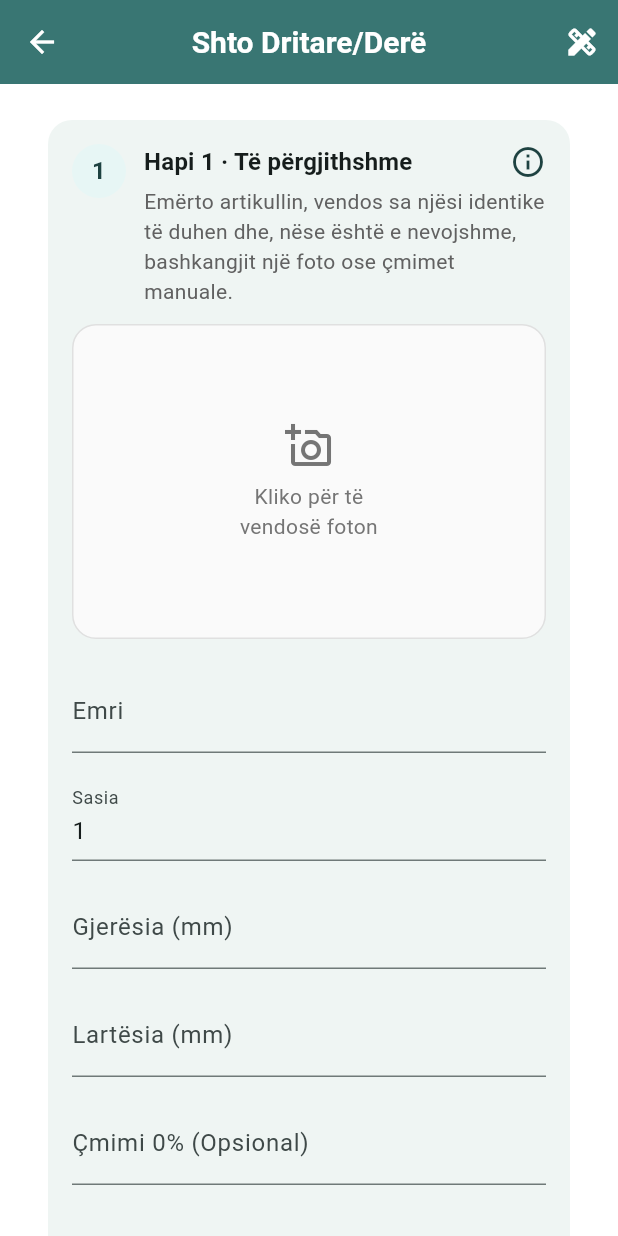
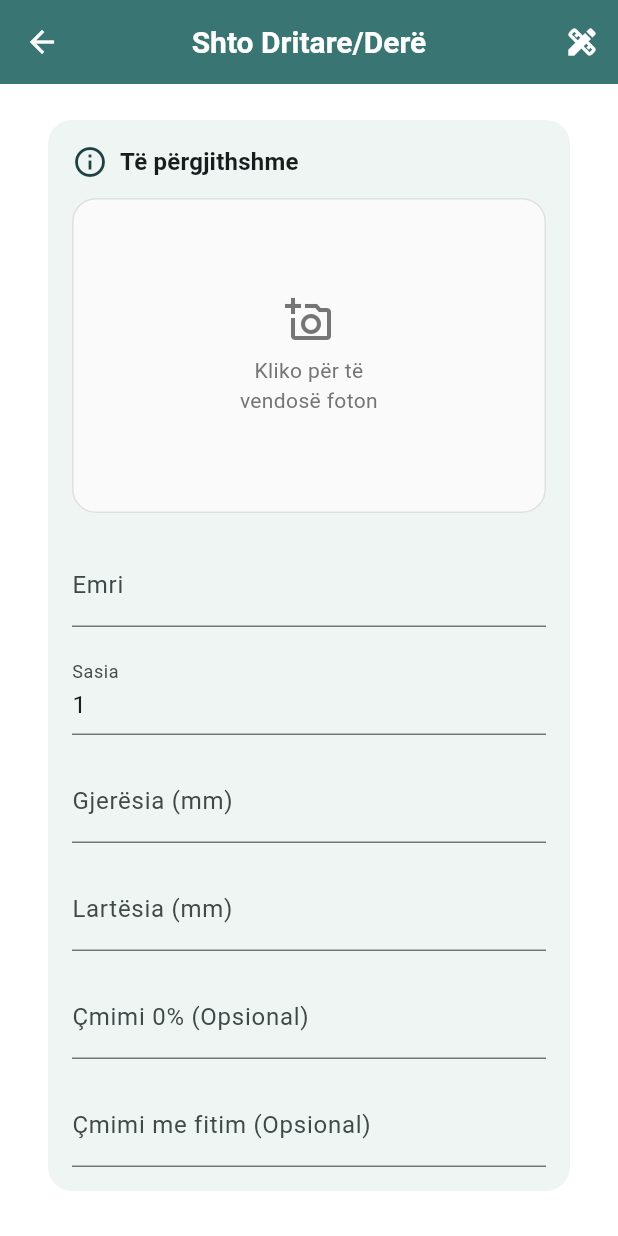
Before and after one commit to drilonkrivaqa/crystal_upvc, a Flutter app: the WindowDoorItemPage screen opened directly with empty values, on a phone screen of 412 x 824 dp. Run offline on Flutter 3.47's test engine with Material 3 defaults, Android fonts, the phone set to English and light mode, and no system bars; our stand-ins replace file_picker, flutter_animate, hive, hive_flutter, image_picker, pdf and 1 more; accounts and stored records are empty.

Commit message:
Revert "Improve window/door entry UX and add pieces support"

```diff
--- a/lib/l10n/app_localizations.dart
+++ b/lib/l10n/app_localizations.dart
@@ -182,7 +182,7 @@ class AppLocalizations {
           'Shkruaj dimensionet dhe sektorët për t\'i krijuar menjëherë',
       'bulkAddDialogTitle': 'Shto disa dritare/dyer',
       'bulkAddDialogDescription':
-          'Shkruani gjerësinë, lartësinë, seksionet vertikale, seksionet horizontale, copat dhe opsionalisht sasinë për çdo rresht (shembull: {example}).',
+          'Shkruani gjerësinë, lartësinë, sektorët vertikal dhe horizontal dhe sasinë opsionale në çdo rresht (shembull: {example}).',
       'bulkAddDialogNamePrefix': 'Prefiksi i emrit',
       'bulkAddDialogItemsLabel': 'Artikujt (nga një për rresht)',
       'bulkAddDialogInvalidLine': 'Rreshti nuk u lexua: {line}',
@@ -198,18 +198,6 @@ class AppLocalizations {
       'widthMm': 'Gjerësia (mm)',
       'heightMm': 'Lartësia (mm)',
       'quantity': 'Sasia',
-      'windowDoorStepLabel': 'Hapi {number}',
-      'windowDoorGeneralHelp':
-          'Emërto artikullin, vendos sa njësi identike të duhen dhe, nëse është e nevojshme, bashkangjit një foto ose çmimet manuale.',
-      'windowDoorLayoutHelp':
-          'Përshtat planimetrinë e dritares apo derës. Zgjidh sa seksione vertikale dhe horizontale duhen dhe shiko paraprakisht rrjetën më poshtë.',
-      'windowDoorCatalogHelp':
-          'Zgjidh profilin, xhamin dhe opsionet shtesë që oferta të ketë materialet e sakta.',
-      'windowDoorExtrasHelp':
-          'Shto ekstra, tarifa shtesë ose shënime që duhet të shfaqen në ofertë.',
-      'windowDoorPiecesLabel': 'Copa',
-      'windowDoorPiecesHelp':
-          'Sa copa do të prodhohen për këtë artikull (p.sh. gjithsej krahë ose nën-elemente).',
       'basePriceOptional': 'Çmimi 0% (Opsional)',
       'priceOptional': 'Çmimi me fitim (Opsional)',
       'verticalSections': 'Sektorë Vertikal',
@@ -416,7 +404,7 @@ class AppLocalizations {
           'Enter sizes and sections to generate items instantly',
       'bulkAddDialogTitle': 'Add multiple windows/doors',
       'bulkAddDialogDescription':
-          'Enter width, height, vertical sections, horizontal sections, pieces, and optional quantity per line (example: {example}).',
+          'Enter width, height, vertical sections, horizontal sections, and optional quantity per line (example: {example}).',
       'bulkAddDialogNamePrefix': 'Name prefix',
       'bulkAddDialogItemsLabel': 'Items (one per line)',
       'bulkAddDialogInvalidLine': 'Could not read: {line}',
@@ -432,18 +420,6 @@ class AppLocalizations {
       'widthMm': 'Width (mm)',
       'heightMm': 'Height (mm)',
       'quantity': 'Quantity',
-      'windowDoorStepLabel': 'Step {number}',
-      'windowDoorGeneralHelp':
-          'Name the item, set how many identical units you need, and optionally attach a photo or manual prices.',
-      'windowDoorLayoutHelp':
-          'Adjust the layout of the window or door. Choose how many vertical and horizontal sections you need, then review the grid preview below.',
-      'windowDoorCatalogHelp':
-          'Pick the correct profile, glass, and optional extras so the offer reflects the right materials.',
-      'windowDoorExtrasHelp':
-          'Add optional extras, surcharges, or notes that should appear in the offer.',
-      'windowDoorPiecesLabel': 'Pieces',
-      'windowDoorPiecesHelp':
-          'How many pieces will be produced for this item (for example, total sashes or sub-elements).',
       'basePriceOptional': 'Price 0% (Optional)',
       'priceOptional': 'Price with profit (Optional)',
       'verticalSections': 'Vertical Sections',
@@ -642,19 +618,6 @@ class AppLocalizations {
       'withProfit': 'Mit Gewinn',
       'totalProfit': 'Gesamtgewinn',
       'addWindowDoor': 'Fenster/Tür hinzufügen',
-      'bulkAddAction': 'Mehrere Fenster/Türen hinzufügen',
-      'bulkAddActionSubtitle':
-          'Maße und Sektionen eingeben, um Elemente sofort zu erzeugen',
-      'bulkAddDialogTitle': 'Mehrere Fenster/Türen hinzufügen',
-      'bulkAddDialogDescription':
-          'Geben Sie Breite, Höhe, vertikale Sektionen, horizontale Sektionen, Stückzahl und optional die Menge pro Zeile ein (Beispiel: {example}).',
-      'bulkAddDialogNamePrefix': 'Namenspräfix',
-      'bulkAddDialogItemsLabel': 'Elemente (je Zeile eines)',
-      'bulkAddDialogInvalidLine': 'Konnte nicht lesen: {line}',
-      'bulkAddDialogNoItems':
-          'Bitte zuerst mindestens ein gültiges Element eingeben.',
-      'bulkAddSnackSuccess': '{count} Elemente hinzugefügt.',
-      'bulkAddDialogDefaultPrefix': 'Element',
       'editWindowDoor': 'Fenster/Tür bearbeiten',
       'designWindowDoor': 'Fenster/Tür entwerfen',
       'designImageAttached': 'Designbild angehängt',
@@ -663,18 +626,6 @@ class AppLocalizations {
       'widthMm': 'Breite (mm)',
       'heightMm': 'Höhe (mm)',
       'quantity': 'Menge',
-      'windowDoorStepLabel': 'Schritt {number}',
-      'windowDoorGeneralHelp':
-          'Benennen Sie das Element, legen Sie fest, wie viele identische Einheiten Sie benötigen, und fügen Sie bei Bedarf ein Foto oder manuelle Preise hinzu.',
-      'windowDoorLayoutHelp':
-          'Passen Sie das Layout des Fensters oder der Tür an. Wählen Sie, wie viele vertikale und horizontale Felder benötigt werden, und prüfen Sie anschließend die Rastervorschau.',
-      'windowDoorCatalogHelp':
-          'Wählen Sie das passende Profil, Glas und optionale Extras, damit das Angebot die richtigen Materialien enthält.',
-      'windowDoorExtrasHelp':
-          'Fügen Sie optionale Extras, Zuschläge oder Notizen hinzu, die im Angebot erscheinen sollen.',
-      'windowDoorPiecesLabel': 'Stücke',
-      'windowDoorPiecesHelp':
-          'Wie viele Stücke für dieses Element gefertigt werden (z. B. gesamte Flügel oder Unterelemente).',
       'basePriceOptional': 'Preis 0% (Optional)',
       'priceOptional': 'Preis mit Gewinn (Optional)',
       'verticalSections': 'Vertikale Sektoren',
@@ -876,19 +827,6 @@ class AppLocalizations {
       'totalWithoutProfit': 'Total sans bénéfice (0 %)',
       'withProfit': 'Avec bénéfice',
       'totalProfit': 'Bénéfice total',
-      'bulkAddAction': 'Ajouter plusieurs fenêtres/portes',
-      'bulkAddActionSubtitle':
-          'Saisissez les dimensions et sections pour créer instantanément des éléments',
-      'bulkAddDialogTitle': 'Ajouter plusieurs fenêtres/portes',
-      'bulkAddDialogDescription':
-          'Saisissez largeur, hauteur, sections verticales, sections horizontales, pièces et, en option, la quantité par ligne (exemple : {example}).',
-      'bulkAddDialogNamePrefix': 'Préfixe du nom',
-      'bulkAddDialogItemsLabel': 'Éléments (un par ligne)',
-      'bulkAddDialogInvalidLine': 'Lecture impossible : {line}',
-      'bulkAddDialogNoItems':
-          'Veuillez saisir au moins un élément valide.',
-      'bulkAddSnackSuccess': '{count} éléments ajoutés.',
-      'bulkAddDialogDefaultPrefix': 'Élément',
       'addWindowDoor': 'Ajouter Fenêtre/Porte',
       'editWindowDoor': 'Modifier Fenêtre/Porte',
       'designWindowDoor': 'Concevoir fenêtre/porte',
@@ -898,18 +836,6 @@ class AppLocalizations {
       'widthMm': 'Largeur (mm)',
       'heightMm': 'Hauteur (mm)',
       'quantity': 'Quantité',
-      'windowDoorStepLabel': 'Étape {number}',
-      'windowDoorGeneralHelp':
-          'Nommez l’élément, indiquez combien d’unités identiques vous souhaitez et ajoutez au besoin une photo ou des prix manuels.',
-      'windowDoorLayoutHelp':
-          'Ajustez la disposition de la fenêtre ou de la porte. Choisissez le nombre de sections verticales et horizontales, puis vérifiez l’aperçu de la grille ci-dessous.',
-      'windowDoorCatalogHelp':
-          'Sélectionnez le profil, le vitrage et les options nécessaires pour que l’offre reflète les bons matériaux.',
-      'windowDoorExtrasHelp':
-          'Ajoutez des options, suppléments ou notes à faire apparaître dans l’offre.',
-      'windowDoorPiecesLabel': 'Pièces',
-      'windowDoorPiecesHelp':
-          'Nombre de pièces à produire pour cet élément (par exemple total des ouvrants ou sous-éléments).',
       'basePriceOptional': 'Prix 0 % (Optionnel)',
       'priceOptional': 'Prix avec profit (Optionnel)',
       'verticalSections': 'Sections verticales',
@@ -1116,7 +1042,7 @@ class AppLocalizations {
           'Inserisci dimensioni e settori per generarli subito',
       'bulkAddDialogTitle': 'Aggiungi più finestre/porte',
       'bulkAddDialogDescription':
-          'Inserisci larghezza, altezza, settori verticali, settori orizzontali, pezzi e opzionalmente la quantità per riga (esempio: {example}).',
+          'Inserisci larghezza, altezza, settori verticali, settori orizzontali e quantità opzionale per riga (esempio: {example}).',
       'bulkAddDialogNamePrefix': 'Prefisso del nome',
       'bulkAddDialogItemsLabel': 'Elementi (uno per riga)',
       'bulkAddDialogInvalidLine': 'Impossibile leggere: {line}',
@@ -1131,18 +1057,6 @@ class AppLocalizations {
       'widthMm': 'Larghezza (mm)',
       'heightMm': 'Altezza (mm)',
       'quantity': 'Quantità',
-      'windowDoorStepLabel': 'Fase {number}',
-      'windowDoorGeneralHelp':
-          'Assegna un nome all’elemento, indica quante unità identiche servono e, se necessario, allega una foto o prezzi manuali.',
-      'windowDoorLayoutHelp':
-          'Configura il layout della finestra o della porta. Scegli quante sezioni verticali e orizzontali servono e controlla l’anteprima della griglia in basso.',
-      'windowDoorCatalogHelp':
-          'Seleziona il profilo, il vetro e gli extra opzionali corretti così che l’offerta riporti i materiali giusti.',
-      'windowDoorExtrasHelp':
-          'Aggiungi eventuali extra, sovrapprezzi o note da mostrare nell’offerta.',
-      'windowDoorPiecesLabel': 'Pezzi',
-      'windowDoorPiecesHelp':
-          'Quanti pezzi verranno prodotti per questo elemento (ad esempio telai o sotto-elementi totali).',
       'basePriceOptional': 'Prezzo 0% (Opzionale)',
       'priceOptional': 'Prezzo con profitto (Opzionale)',
       'verticalSections': 'Sezioni verticali',
@@ -1410,14 +1324,6 @@ class AppLocalizations {
   String get widthMm => _t('widthMm');
   String get heightMm => _t('heightMm');
   String get quantity => _t('quantity');
-  String windowDoorStepLabel(int number) =>
-      _t('windowDoorStepLabel').replaceAll('{number}', '$number');
-  String get windowDoorGeneralHelp => _t('windowDoorGeneralHelp');
-  String get windowDoorLayoutHelp => _t('windowDoorLayoutHelp');
-  String get windowDoorCatalogHelp => _t('windowDoorCatalogHelp');
-  String get windowDoorExtrasHelp => _t('windowDoorExtrasHelp');
-  String get windowDoorPiecesLabel => _t('windowDoorPiecesLabel');
-  String get windowDoorPiecesHelp => _t('windowDoorPiecesHelp');
   String get basePriceOptional => _t('basePriceOptional');
   String get priceOptional => _t('priceOptional');
   String get verticalSections => _t('verticalSections');
--- a/lib/models.dart
+++ b/lib/models.dart
@@ -207,8 +207,6 @@ class WindowDoorItem extends HiveObject {
   int height; // in mm
   @HiveField(3)
   int quantity;
-  @HiveField(30)
-  int pieces;
   @HiveField(4)
   int profileSetIndex;
   @HiveField(5)
@@ -282,7 +280,6 @@ class WindowDoorItem extends HiveObject {
     this.extra1Desc,
     this.extra2Desc,
     this.notes,
-    this.pieces = 1,
     this.verticalSections = 1,
     this.horizontalSections = 1,
     List<bool>? fixedSectors,
@@ -483,7 +480,6 @@ class WindowDoorItem extends HiveObject {
       mechanismIndex: mechanismIndex,
       accessoryIndex: accessoryIndex,
       openings: openings,
-      pieces: pieces,
       photoPath: photoPath,
       photoBytes: photoBytes != null
           ? Uint8List.fromList(photoBytes!)
--- a/lib/pages/offer_detail_page.dart
+++ b/lib/pages/offer_detail_page.dart
@@ -194,7 +194,7 @@ class _OfferDetailPageState extends State<OfferDetailPage> {
                           },
                           title: Text(item.name),
                           subtitle: Text(
-                              '${item.width} x ${item.height} mm • ${item.pieces} ${l10n.windowDoorPiecesLabel} • ${item.quantity} ${l10n.pcs}'),
+                              '${item.width} x ${item.height} mm • ${item.quantity} ${l10n.pcs}'),
                           controlAffinity: ListTileControlAffinity.leading,
                         );
                       },
@@ -895,8 +895,7 @@ class _OfferDetailPageState extends State<OfferDetailPage> {
                 subtitle: Text(() {
                   final sb = StringBuffer();
                   sb.writeln('Size: ${item.width} x ${item.height} mm');
-                  sb.writeln('${l10n.pdfPieces} ${item.quantity}');
-                  sb.writeln('${l10n.windowDoorPiecesLabel}: ${item.pieces}');
+                  sb.writeln('Pcs: ${item.quantity}');
                   sb.writeln('Profile: ${profileSet.name}');
                   sb.writeln('Glass: ${glass.name}');
                   sb.writeln(
@@ -1308,7 +1307,7 @@ class _OfferDetailPageState extends State<OfferDetailPage> {
                     children: [
                       Text(
                         l10n.bulkAddDialogDescription(
-                          '1200,1400,2,1,6,2',
+                          '1200,1400,2,1,2',
                         ),
                       ),
                       const SizedBox(height: 12),
@@ -1421,7 +1420,7 @@ class _OfferDetailPageState extends State<OfferDetailPage> {
           .allMatches(line)
           .map((match) => int.parse(match.group(0)!))
           .toList();
-      if (numbers.length < 5) {
+      if (numbers.length < 4) {
         throw FormatException(l10n.bulkAddDialogInvalidLine(line));
       }
 
@@ -1429,16 +1428,12 @@ class _OfferDetailPageState extends State<OfferDetailPage> {
       final height = numbers[1];
       final vertical = numbers[2];
       final horizontal = numbers[3];
-      final pieces = numbers[4];
-      final quantity = numbers.length >= 6 ? numbers[5] : 1;
+      final quantity = numbers.length >= 5 ? numbers[4] : 1;
 
       if (width <= 0 || height <= 0 || vertical <= 0 || horizontal <= 0) {
         throw FormatException(l10n.bulkAddDialogInvalidLine(line));
       }
       if (quantity <= 0) {
-        throw FormatException(l10n.bulkAddDialogInvalidLine(line));
-      }
-      if (pieces <= 0) {
         throw FormatException(l10n.bulkAddDialogInvalidLine(line));
       }
 
@@ -1462,7 +1457,6 @@ class _OfferDetailPageState extends State<OfferDetailPage> {
           width: width,
           height: height,
           quantity: quantity,
-          pieces: pieces,
           profileSetIndex: profileIndex,
           glassIndex: glassIndex,
           openings:
--- a/lib/pages/window_door_item_page.dart
+++ b/lib/pages/window_door_item_page.dart
@@ -36,7 +36,6 @@ class _WindowDoorItemPageState extends State<WindowDoorItemPage> {
   late TextEditingController widthController;
   late TextEditingController heightController;
   late TextEditingController quantityController;
-  late TextEditingController piecesController;
   late TextEditingController verticalController;
   late TextEditingController horizontalController;
   late TextEditingController priceController;
@@ -105,8 +104,6 @@ class _WindowDoorItemPageState extends State<WindowDoorItemPage> {
         text: widget.existingItem?.height.toString() ?? '');
     quantityController = TextEditingController(
         text: widget.existingItem?.quantity.toString() ?? '1');
-    piecesController = TextEditingController(
-        text: (widget.existingItem?.pieces ?? 1).toString());
     verticalController = TextEditingController(
         text: widget.existingItem?.verticalSections.toString() ?? '1');
     horizontalController = TextEditingController(
@@ -238,9 +235,6 @@ class _WindowDoorItemPageState extends State<WindowDoorItemPage> {
     final quantityLabel = quantityController.text.trim().isEmpty
         ? '1'
         : quantityController.text.trim();
-    final piecesLabel = piecesController.text.trim().isEmpty
-        ? '1'
-        : piecesController.text.trim();
 
     return WillPopScope(
         onWillPop: _onWillPop,
@@ -333,11 +327,8 @@ class _WindowDoorItemPageState extends State<WindowDoorItemPage> {
                       children: [
                         _buildSectionTitle(
                           context,
-                          l10n,
-                          step: 1,
-                          title: l10n.catalogSectionGeneral,
-                          description: l10n.windowDoorGeneralHelp,
-                          icon: Icons.info_outline,
+                          l10n.catalogSectionGeneral,
+                          Icons.info_outline,
                         ),
                         const SizedBox(height: 12),
                         _buildPhotoPicker(context, l10n),
@@ -385,11 +376,8 @@ class _WindowDoorItemPageState extends State<WindowDoorItemPage> {
                       children: [
                         _buildSectionTitle(
                           context,
-                          l10n,
-                          step: 2,
-                          title: l10n.pdfDimensions.replaceAll(':', '').trim(),
-                          description: l10n.windowDoorLayoutHelp,
-                          icon: Icons.straighten,
+                          l10n.pdfDimensions.replaceAll(':', '').trim(),
+                          Icons.straighten,
                         ),
                         const SizedBox(height: 12),
                         Wrap(
@@ -403,10 +391,6 @@ class _WindowDoorItemPageState extends State<WindowDoorItemPage> {
                             _buildInfoChip(
                               Icons.view_stream,
                               '${l10n.horizontalSections}: $horizontalLabel',
-                            ),
-                            _buildInfoChip(
-                              Icons.widgets_outlined,
-                              '${l10n.windowDoorPiecesLabel}: $piecesLabel',
                             ),
                             _buildInfoChip(
                               Icons.format_list_numbered,
@@ -428,15 +412,6 @@ class _WindowDoorItemPageState extends State<WindowDoorItemPage> {
                                   labelText: l10n.horizontalSections),
                               keyboardType: TextInputType.number,
                               onChanged: (_) => _updateGrid()),
-                          TextField(
-                            controller: piecesController,
-                            decoration: InputDecoration(
-                              labelText: l10n.windowDoorPiecesLabel,
-                              helperText: l10n.windowDoorPiecesHelp,
-                              helperMaxLines: 2,
-                            ),
-                            keyboardType: TextInputType.number,
-                          ),
                         ]),
                         const SizedBox(height: 16),
                         ClipRRect(
@@ -459,11 +434,8 @@ class _WindowDoorItemPageState extends State<WindowDoorItemPage> {
                       children: [
                         _buildSectionTitle(
                           context,
-                          l10n,
-                          step: 3,
-                          title: l10n.catalogsTitle,
-                          description: l10n.windowDoorCatalogHelp,
-                          icon: Icons.view_list,
+                          l10n.catalogsTitle,
+                          Icons.view_list,
                         ),
                         const SizedBox(height: 16),
                         _buildFormGrid([
@@ -581,11 +553,8 @@ class _WindowDoorItemPageState extends State<WindowDoorItemPage> {
                       children: [
                         _buildSectionTitle(
                           context,
-                          l10n,
-                          step: 4,
-                          title: l10n.pdfExtra,
-                          description: l10n.windowDoorExtrasHelp,
-                          icon: Icons.add_circle_outline,
+                          l10n.pdfExtra,
+                          Icons.add_circle_outline,
                         ),
                         const SizedBox(height: 16),
                         _buildFormGrid([
@@ -687,55 +656,18 @@ class _WindowDoorItemPageState extends State<WindowDoorItemPage> {
     );
   }
 
-  Widget _buildSectionTitle(
-    BuildContext context,
-    AppLocalizations l10n, {
-    required int step,
-    required String title,
-    required String description,
-    required IconData icon,
-  }) {
-    final theme = Theme.of(context);
-    final titleStyle =
-        theme.textTheme.titleMedium?.copyWith(fontWeight: FontWeight.w600);
-    final subtitleStyle =
-        theme.textTheme.bodyMedium?.copyWith(color: Colors.grey.shade700);
+  Widget _buildSectionTitle(BuildContext context, String title, IconData icon) {
+    final textStyle = Theme.of(context).textTheme.titleMedium?.copyWith(
+          fontWeight: FontWeight.w600,
+        );
     return Row(
-      crossAxisAlignment: CrossAxisAlignment.start,
       children: [
-        CircleAvatar(
-          radius: 18,
-          backgroundColor: AppColors.primaryLight,
+        Icon(icon, color: AppColors.primaryDark),
+        const SizedBox(width: 8),
+        Expanded(
           child: Text(
-            '$step',
-            style: theme.textTheme.titleMedium?.copyWith(
-              color: AppColors.primaryDark,
-              fontWeight: FontWeight.bold,
-            ),
-          ),
-        ),
-        const SizedBox(width: 12),
-        Expanded(
-          child: Column(
-            crossAxisAlignment: CrossAxisAlignment.start,
-            children: [
-              Row(
-                children: [
-                  Expanded(
-                    child: Text(
-                      '${l10n.windowDoorStepLabel(step)} · $title',
-                      style: titleStyle,
-                    ),
-                  ),
-                  Icon(icon, color: AppColors.primaryDark),
-                ],
-              ),
-              const SizedBox(height: 4),
-              Text(
-                description,
-                style: subtitleStyle,
-              ),
-            ],
+            title,
+            style: textStyle,
           ),
         ),
       ],
@@ -830,7 +762,6 @@ class _WindowDoorItemPageState extends State<WindowDoorItemPage> {
     final width = int.tryParse(widthController.text) ?? 0;
     final height = int.tryParse(heightController.text) ?? 0;
     final quantity = int.tryParse(quantityController.text) ?? 1;
-    final pieces = int.tryParse(piecesController.text) ?? 1;
     _ensureGridSize();
     final openings = rowFixedSectors.fold<int>(
         0,
@@ -839,7 +770,7 @@ class _WindowDoorItemPageState extends State<WindowDoorItemPage> {
     final mPrice = double.tryParse(priceController.text);
     final mBasePrice = double.tryParse(basePriceController.text);
 
-    if (name.isEmpty || width <= 0 || height <= 0 || pieces <= 0) {
+    if (name.isEmpty || width <= 0 || height <= 0) {
       ScaffoldMessenger.of(context).showSnackBar(
         SnackBar(content: Text(l10n.fillAllRequired)),
       );
@@ -878,7 +809,6 @@ class _WindowDoorItemPageState extends State<WindowDoorItemPage> {
         width: width,
         height: height,
         quantity: quantity,
-        pieces: pieces,
         profileSetIndex: profileSetIndex,
         glassIndex: glassIndex,
         blindIndex: blindIndex,
@@ -1529,7 +1459,6 @@ class _WindowDoorItemPageState extends State<WindowDoorItemPage> {
     widthController.dispose();
     heightController.dispose();
     quantityController.dispose();
-    piecesController.dispose();
     verticalController.dispose();
     horizontalController.dispose();
     priceController.dispose();
--- a/lib/pdf/offer_pdf.dart
+++ b/lib/pdf/offer_pdf.dart
@@ -363,8 +363,6 @@ Future<void> printOfferPdf({
             pw.SizedBox(height: 2),
             pw.Text('${l10n.pdfDimensions} ${item.width} x ${item.height} mm'),
             pw.Text('${l10n.pdfPieces} ${item.quantity}'),
-            if (item.pieces > 0)
-              pw.Text('${l10n.windowDoorPiecesLabel}: ${item.pieces}'),
             pw.Text('${l10n.pdfProfileType} ${profile.name}'),
             pw.Text('${l10n.pdfGlass} ${glass.name}'),
             if (blind != null) pw.Text('${l10n.pdfBlind} ${blind.name}'),
```
Also changed, not shown: lib/models.g.dart.
